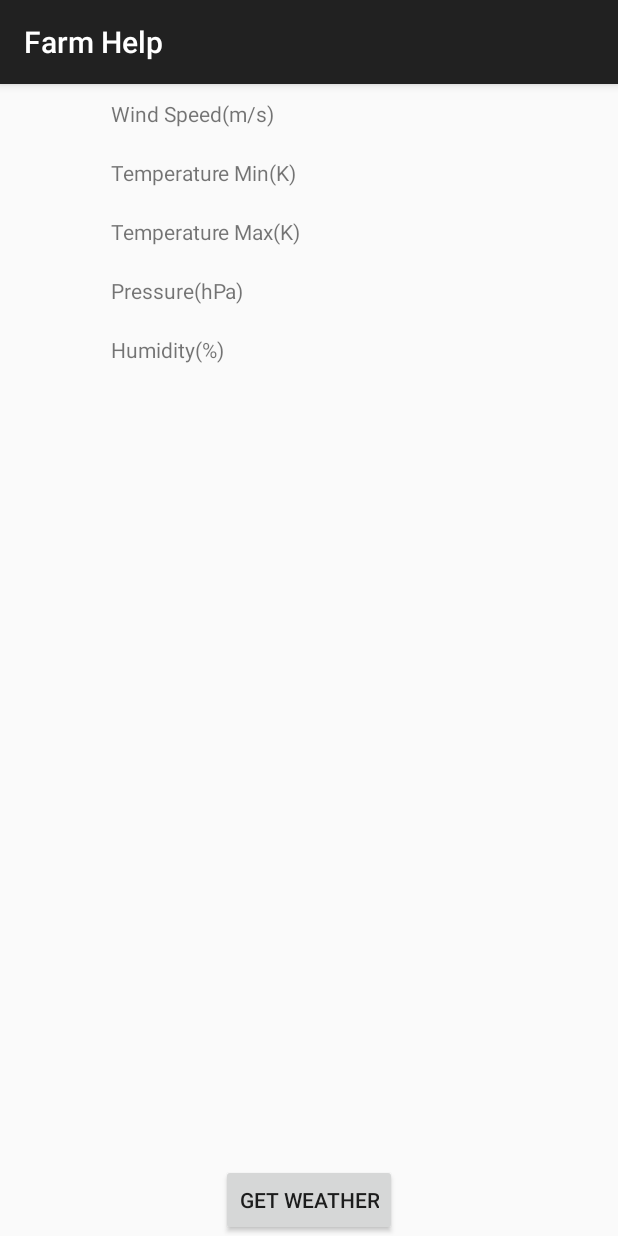
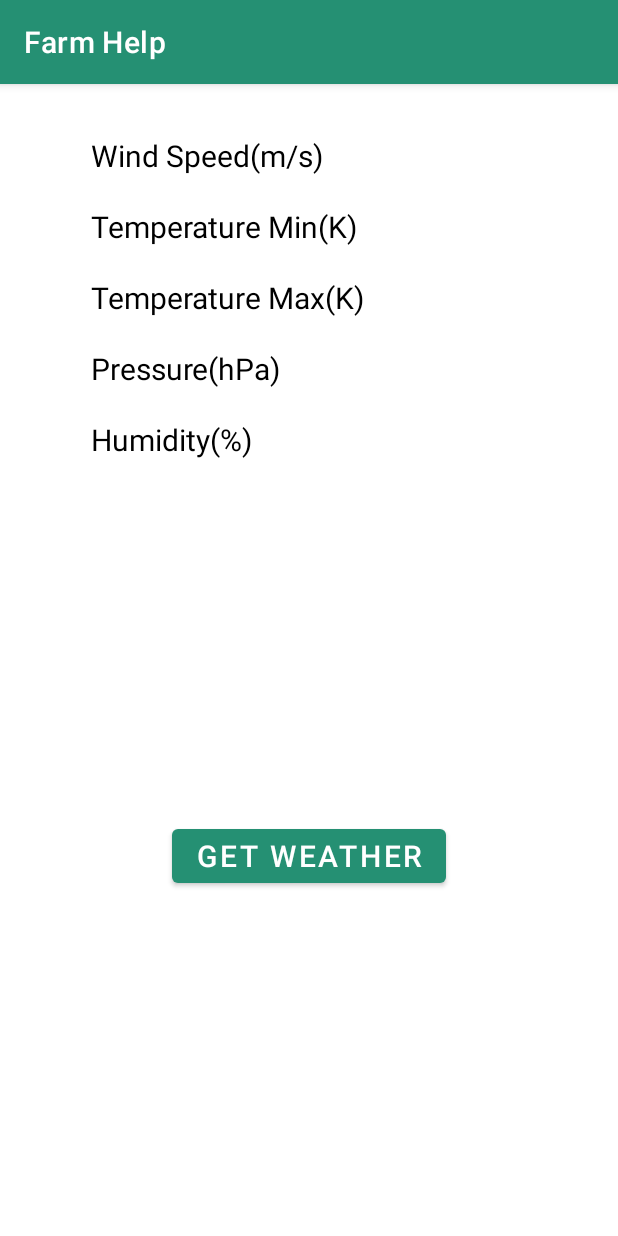
Before and after one commit to tirth5828/NoName-DevHeat-2021, an Android app: the Weather screen opened directly, with no data from a screen before it, on a phone screen of 412 x 824 dp. Run offline under Robolectric (Android 15) with nearby library versions, the phone set to English and light mode, and no system bars; our stand-ins replace Volley; 1 statement that could not run was skipped.

Commit message:
Colors Changed

```diff
--- a/app/src/main/AndroidManifest.xml
+++ b/app/src/main/AndroidManifest.xml
@@ -29,7 +29,7 @@
         <activity
             android:name=".Weather"
             android:exported="false"
-            android:theme="@style/Theme.AppCompat.DayNight.DarkActionBar"/>
+            android:theme="@style/Theme.FarmHelp"/>
 
         <activity
             android:name=".Splashscreen"
@@ -42,7 +42,8 @@
         </activity>
         <activity
             android:name=".MainActivity"
-            android:exported="true" >
+            android:exported="true"
+            android:theme="@style/Theme.FarmHelp">
 
         </activity>
     </application>
--- a/app/src/main/res/layout/activity_main.xml
+++ b/app/src/main/res/layout/activity_main.xml
@@ -4,7 +4,8 @@
     xmlns:tools="http://schemas.android.com/tools"
     android:layout_width="match_parent"
     android:layout_height="match_parent"
-    tools:context=".MainActivity">
+    tools:context=".MainActivity"
+    android:background="@color/white">
 
     <ImageView
         android:id="@+id/imageView2"
@@ -22,7 +23,9 @@
         android:id="@+id/button"
         android:layout_width="wrap_content"
         android:layout_height="wrap_content"
-        android:text="Button"
+        android:text="Crops"
+        android:backgroundTint="@color/lightGreen"
+        android:textColor="@color/blue"
         app:layout_constraintBottom_toBottomOf="parent"
         app:layout_constraintEnd_toEndOf="parent"
         app:layout_constraintHorizontal_bias="0.498"
@@ -35,7 +38,9 @@
         android:id="@+id/button1"
         android:layout_width="wrap_content"
         android:layout_height="wrap_content"
-        android:text="Button"
+        android:text="Weather"
+        android:backgroundTint="@color/lightGreen"
+        android:textColor="@color/blue"
         app:layout_constraintBottom_toBottomOf="parent"
         app:layout_constraintEnd_toEndOf="parent"
         app:layout_constraintHorizontal_bias="0.498"
--- a/app/src/main/res/layout/activity_weather.xml
+++ b/app/src/main/res/layout/activity_weather.xml
@@ -5,12 +5,14 @@
     android:layout_width="match_parent"
     android:layout_height="match_parent"
     tools:context=".Weather"
+    android:background="@color/white"
     android:orientation="horizontal">
 
     <LinearLayout
         android:id="@+id/linearLayout2"
         android:layout_width="wrap_content"
         android:layout_height="wrap_content"
+        android:layout_marginTop="24dp"
         android:orientation="vertical"
         app:layout_constraintEnd_toEndOf="parent"
         app:layout_constraintHorizontal_bias="0.24"
@@ -21,36 +23,43 @@
             android:layout_width="wrap_content"
             android:layout_height="wrap_content"
             android:layout_margin="10dp"
-            android:layout_marginTop="30dp"
-            android:text="Wind Speed(m/s)" />
+            android:text="Wind Speed(m/s)"
+            android:textColor="@color/black"
+            android:textSize="20dp" />
 
         <TextView
             android:layout_width="wrap_content"
             android:layout_height="wrap_content"
             android:layout_margin="10dp"
-            android:text="Temperature Min(K)" />
+            android:text="Temperature Min(K)"
+            android:textColor="@color/black"
+            android:textSize="20dp" />
 
         <TextView
             android:layout_width="wrap_content"
             android:layout_height="wrap_content"
             android:layout_margin="10dp"
-            android:text="Temperature Max(K)" />
+            android:text="Temperature Max(K)"
+            android:textColor="@color/black"
+            android:textSize="20dp" />
 
 
         <TextView
             android:layout_width="wrap_content"
             android:layout_height="wrap_content"
             android:layout_margin="10dp"
-            android:text="Pressure(hPa)" />
+            android:text="Pressure(hPa)"
+            android:textColor="@color/black"
+            android:textSize="20dp" />
 
 
         <TextView
             android:layout_width="wrap_content"
             android:layout_height="wrap_content"
             android:layout_margin="10dp"
-            android:text="Humidity(%)" />
-
-
+            android:text="Humidity(%)"
+            android:textColor="@color/black"
+            android:textSize="20dp" />
 
 
     </LinearLayout>
@@ -59,6 +68,7 @@
         android:id="@+id/linearLayout"
         android:layout_width="wrap_content"
         android:layout_height="wrap_content"
+        android:layout_marginTop="24dp"
         android:orientation="vertical"
         app:layout_constraintEnd_toEndOf="parent"
         app:layout_constraintHorizontal_bias="0.74"
@@ -69,32 +79,41 @@
             android:id="@+id/windspeed"
             android:layout_width="wrap_content"
             android:layout_height="wrap_content"
-            android:layout_margin="10dp" />
+            android:layout_margin="10dp"
+            android:textColor="@color/black"
+            android:textSize="20dp" />
 
         <TextView
             android:id="@+id/tempMin"
             android:layout_width="wrap_content"
             android:layout_height="wrap_content"
-            android:layout_margin="10dp" />
+            android:layout_margin="10dp"
+            android:textColor="@color/black"
+            android:textSize="20dp" />
 
         <TextView
             android:id="@+id/tempMax"
             android:layout_width="wrap_content"
             android:layout_height="wrap_content"
-            android:layout_margin="10dp" />
+            android:layout_margin="10dp"
+            android:textColor="@color/black"
+            android:textSize="20dp" />
 
         <TextView
             android:id="@+id/pressure"
             android:layout_width="wrap_content"
             android:layout_height="wrap_content"
-            android:layout_margin="10dp" />
+            android:layout_margin="10dp"
+            android:textColor="@color/black"
+            android:textSize="20dp" />
 
         <TextView
             android:id="@+id/humidity"
             android:layout_width="wrap_content"
             android:layout_height="wrap_content"
-            android:layout_margin="10dp" />
-
+            android:layout_margin="10dp"
+            android:textColor="@color/black"
+            android:textSize="20dp" />
 
 
     </LinearLayout>
@@ -105,9 +124,12 @@
         android:layout_height="wrap_content"
         android:layout_gravity="center"
         android:onClick="get"
+        android:textSize="20dp"
         android:text="Get Weather"
+        android:textColor="@color/white"
         app:layout_constraintBottom_toBottomOf="parent"
         app:layout_constraintEnd_toEndOf="parent"
-        app:layout_constraintStart_toStartOf="parent" />
+        app:layout_constraintStart_toStartOf="parent"
+        app:layout_constraintTop_toBottomOf="@+id/linearLayout2" />
 
 </androidx.constraintlayout.widget.ConstraintLayout>
--- a/app/src/main/res/values-night/themes.xml
+++ b/app/src/main/res/values-night/themes.xml
@@ -2,15 +2,16 @@
     <!-- Base application theme. -->
     <style name="Theme.FarmHelp" parent="Theme.MaterialComponents.DayNight.DarkActionBar">
         <!-- Primary brand color. -->
-        <item name="colorPrimary">@color/purple_200</item>
-        <item name="colorPrimaryVariant">@color/purple_700</item>
-        <item name="colorOnPrimary">@color/black</item>
+        <item name="colorPrimary">@color/darkGreen</item>
+        <item name="colorPrimaryVariant">@color/darkGreen</item>
+        <item name="colorOnPrimary">@color/white</item>
         <!-- Secondary brand color. -->
         <item name="colorSecondary">@color/teal_200</item>
         <item name="colorSecondaryVariant">@color/teal_200</item>
-        <item name="colorOnSecondary">@color/black</item>
+        <item name="colorOnSecondary">@color/darkGreen</item>
         <!-- Status bar color. -->
-        <item name="android:statusBarColor" tools:targetApi="l">?attr/colorPrimaryVariant</item>
+        <item name="android:statusBarColor" tools:targetApi="l">@color/darkGreen</item>
+
         <!-- Customize your theme here. -->
     </style>
 </resources>
--- a/app/src/main/res/values/colors.xml
+++ b/app/src/main/res/values/colors.xml
@@ -7,11 +7,16 @@
     <color name="teal_700">#FF018786</color>
     <color name="black">#FF000000</color>
     <color name="white">#FFFFFFFF</color>
-    <color name="colorPrimary">#3F51B5</color>
-    <color name="colorPrimaryDark">#303F9F</color>
-    <color name="colorAccent">#FF4081</color>
+    <color name="colorPrimary">#7FDA89</color>
+    <color name="colorPrimaryDark">#259073</color>
+    <color name="colorAccent">#041122</color>
     <color name="color1">#424549</color>
     <color name="color2">#7e455e</color>
     <color name="color3">#796e25</color>
     <color name="color4">#59717c</color>
+
+    <color name="blue">#041122</color>
+    <color name="darkGreen">#259073</color>
+    <color name="lightGreen">#7FDA89</color>
+    <color name="yellowish">#E6F99D</color>
 </resources>
--- a/app/src/main/res/values/themes.xml
+++ b/app/src/main/res/values/themes.xml
@@ -2,9 +2,10 @@
     <!-- Base application theme. -->
     <style name="Theme.FarmHelp" parent="Theme.MaterialComponents.DayNight.DarkActionBar">
         <!-- Primary brand color. -->
-        <item name="colorPrimary">@color/purple_500</item>
-        <item name="colorPrimaryVariant">@color/purple_700</item>
-        <item name="colorOnPrimary">@color/white</item>
+        <item name="colorPrimary">@color/colorPrimaryDark</item>
+        <item name="titleTextColor">@color/black</item>
+        <item name="colorPrimaryVariant">@color/darkGreen</item>
+        <item name="colorOnPrimary">@color/black</item>
         <!-- Secondary brand color. -->
         <item name="colorSecondary">@color/teal_200</item>
         <item name="colorSecondaryVariant">@color/teal_700</item>
```
